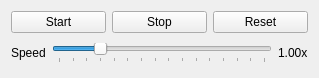
Qt form testbed_qt/sim_control.ui (Easimer/trigen) before a commit.
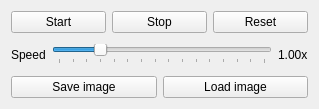
The same form after that commit.

Commit message: testbed_qt: image save/load

The edit to the form file:
```diff
--- a/testbed_qt/sim_control.ui
+++ b/testbed_qt/sim_control.ui
@@ -7,7 +7,7 @@
     <x>0</x>
     <y>0</y>
     <width>319</width>
-    <height>78</height>
+    <height>109</height>
    </rect>
   </property>
   <property name="windowTitle">
@@ -106,6 +106,24 @@
      </item>
     </layout>
    </item>
+   <item>
+    <layout class="QHBoxLayout" name="layoutImageIO">
+     <item>
+      <widget class="QPushButton" name="btnSaveImage">
+       <property name="text">
+        <string>Save image</string>
+       </property>
+      </widget>
+     </item>
+     <item>
+      <widget class="QPushButton" name="btnLoadImage">
+       <property name="text">
+        <string>Load image</string>
+       </property>
+      </widget>
+     </item>
+    </layout>
+   </item>
   </layout>
  </widget>
  <resources/>
```
The commit also changes 4 other files.
